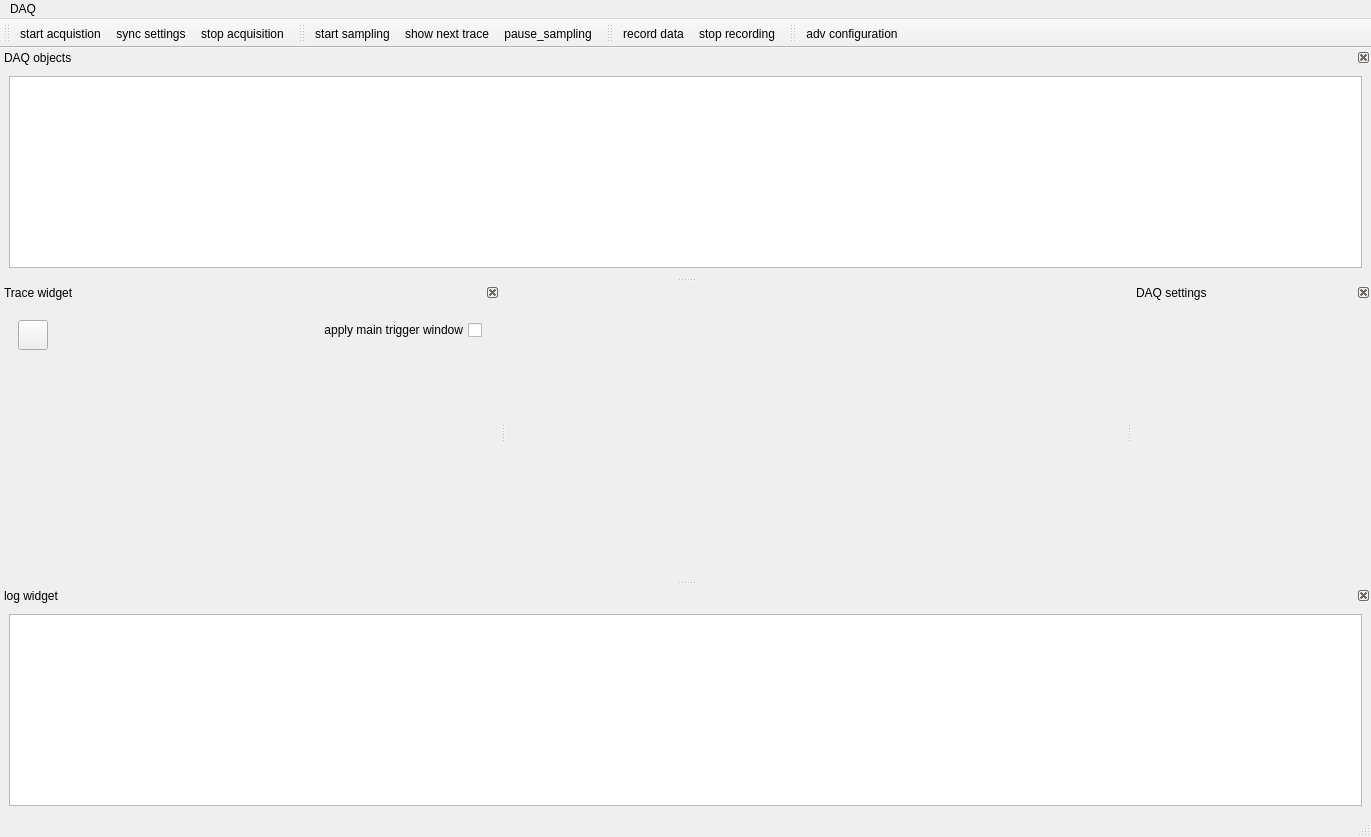
This is cronoacqdlg.ui in fsch-d/cronoacq as Qt 5 draws it before an edit. The edited form follows.
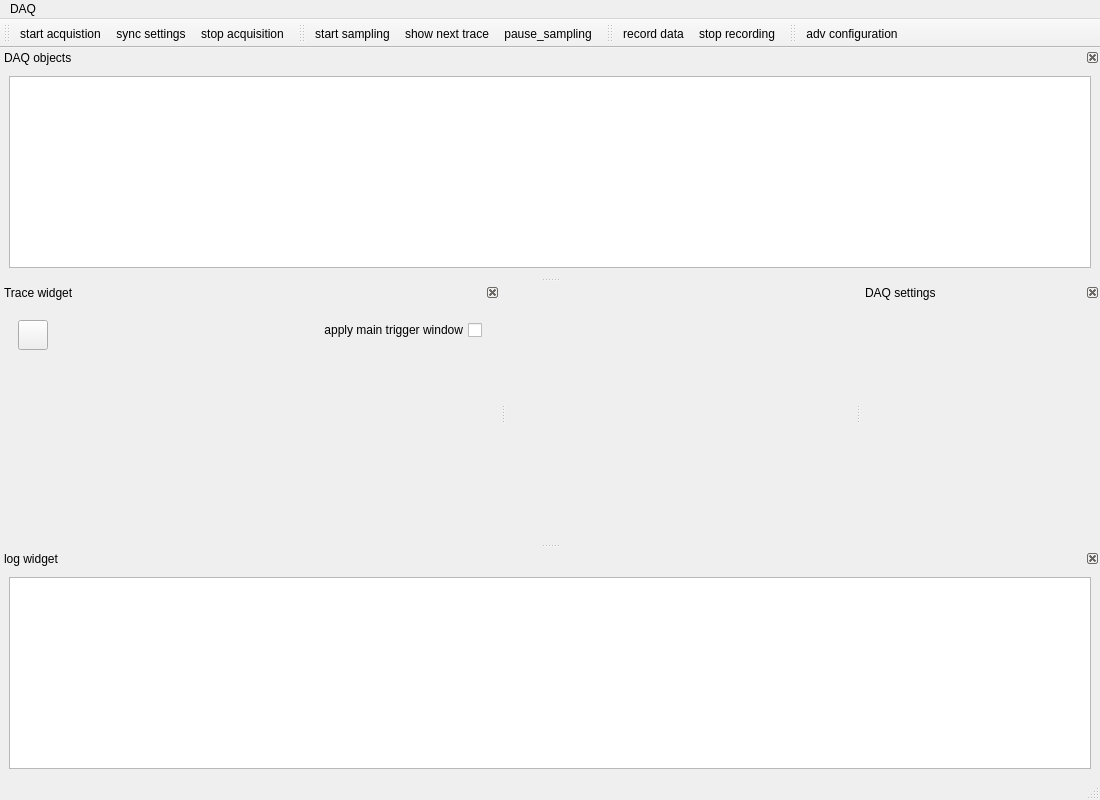
This is the edited form. Icons and pictures are not drawn. Custom widgets are drawn as their Qt base class.

```diff
--- a/cronoacqdlg.ui
+++ b/cronoacqdlg.ui
@@ -9,8 +9,8 @@
    <rect>
     <x>0</x>
     <y>0</y>
-    <width>1371</width>
-    <height>837</height>
+    <width>1100</width>
+    <height>800</height>
    </rect>
   </property>
   <property name="sizePolicy">
@@ -294,7 +294,7 @@
     <rect>
      <x>0</x>
      <y>0</y>
-     <width>1371</width>
+     <width>1100</width>
      <height>22</height>
     </rect>
    </property>
```
